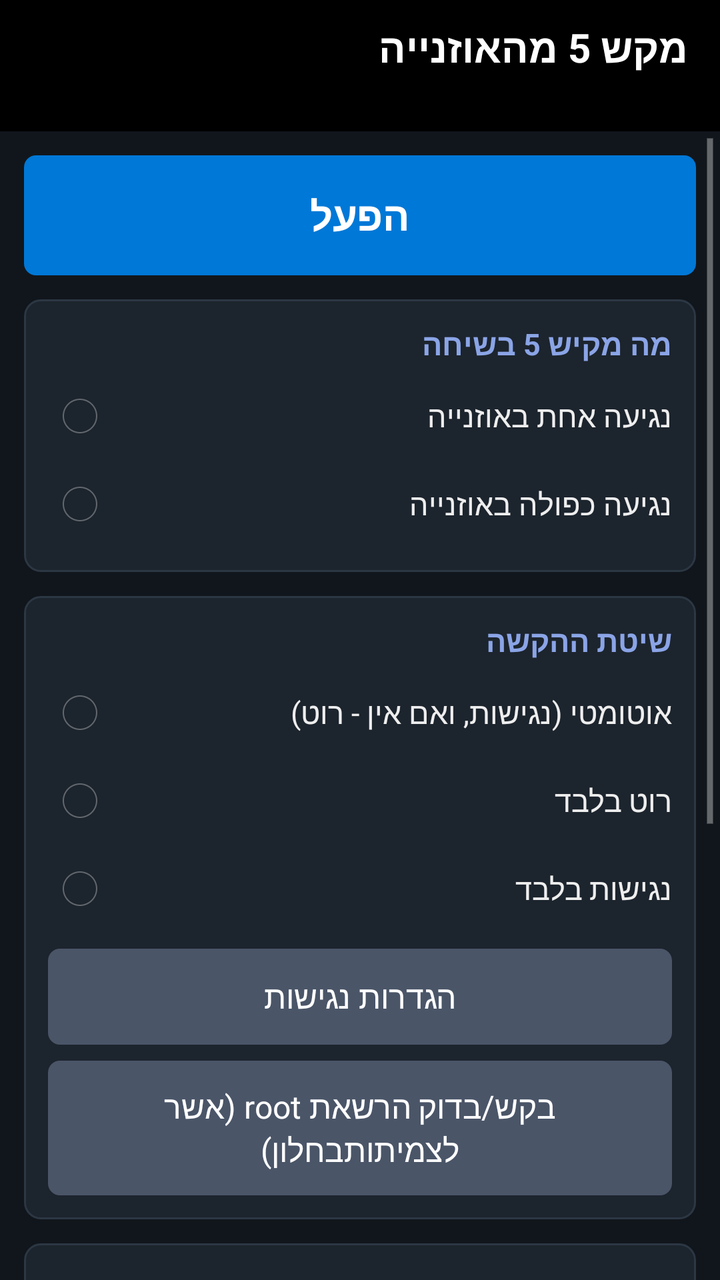
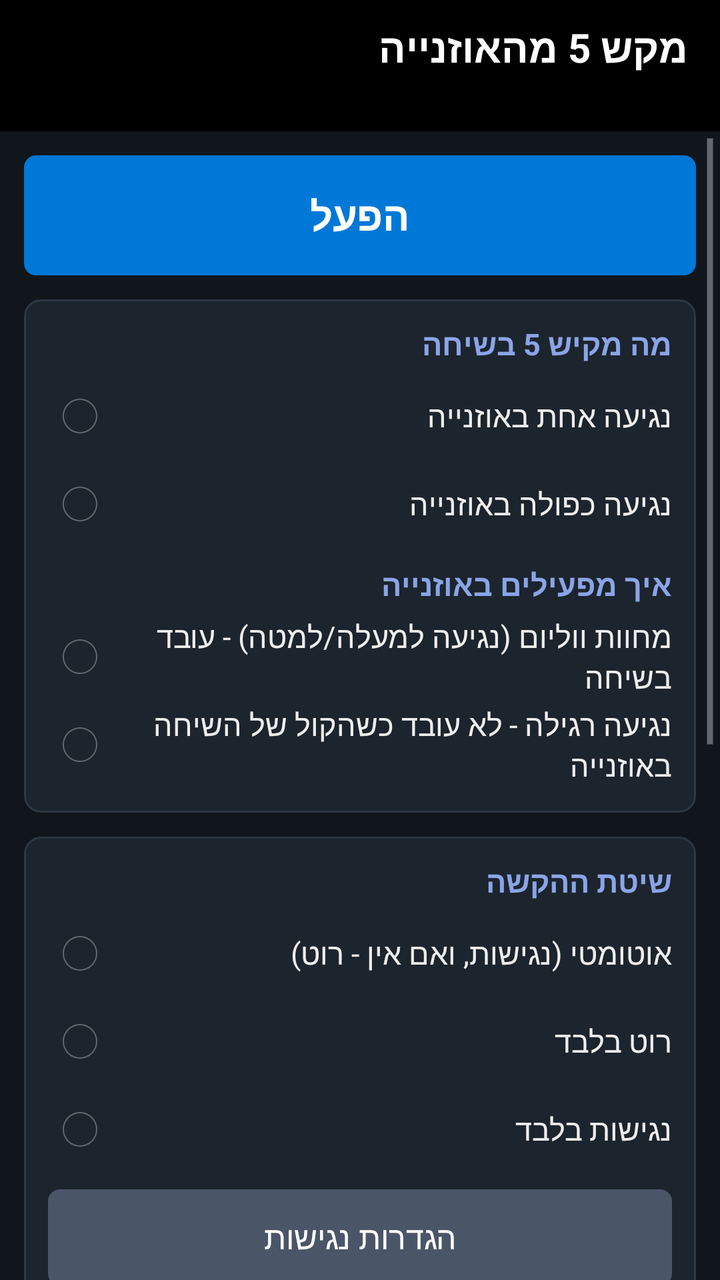

Two renders of the same Android screen: before a commit and after it. Below are the layout's source before the change and the commit's diff.
<!-- AndroidManifest.xml: application theme AppTheme -->
<!-- res/layout/activity_main.xml -->
<?xml version="1.0" encoding="utf-8"?>
<LinearLayout xmlns:android="http://schemas.android.com/apk/res/android"
    android:layout_width="match_parent"
    android:layout_height="match_parent"
    android:background="?attr/p5Bg"
    android:orientation="vertical">

    
    <LinearLayout
        android:layout_width="match_parent"
        android:layout_height="wrap_content"
        android:background="?attr/p5Header"
        android:orientation="vertical"
        android:paddingBottom="10dp"
        android:paddingLeft="16dp"
        android:paddingRight="16dp"
        android:paddingTop="10dp">

        <TextView
            android:layout_width="match_parent"
            android:layout_height="wrap_content"
            android:text="@string/app_name"
            android:textColor="@color/header_text"
            android:textSize="20sp"
            android:textStyle="bold" />

        <TextView
            android:id="@+id/tvStatus"
            android:layout_width="match_parent"
            android:layout_height="wrap_content"
            android:layout_marginTop="2dp"
            android:textColor="#CCFFFFFF"
            android:textSize="12sp" />
    </LinearLayout>

    <ScrollView
        android:layout_width="match_parent"
        android:layout_height="0dp"
        android:layout_weight="1"
        android:fillViewport="true">

        <LinearLayout
            android:layout_width="match_parent"
            android:layout_height="wrap_content"
            android:orientation="vertical"
            android:padding="12dp">

            
            <Button
                android:id="@+id/btnToggle"
                style="@style/ActionButton"
                android:layout_height="60dp"
                android:layout_marginTop="0dp"
                android:text="@string/btn_start"
                android:textSize="20sp"
                android:textStyle="bold">
                <requestFocus />
            </Button>

            
            <LinearLayout
                android:layout_width="match_parent"
                android:layout_height="wrap_content"
                android:layout_marginTop="12dp"
                android:background="?attr/p5Card"
                android:orientation="vertical"
                android:padding="12dp">

                <TextView
                    style="@style/SectionTitle"
                    android:text="@string/taps_title" />

                <RadioGroup
                    android:id="@+id/rgTaps"
                    android:layout_width="match_parent"
                    android:layout_height="wrap_content">

                    <RadioButton
                        android:id="@+id/rbTapsOne"
                        style="@style/OptionRow"
                        android:text="@string/taps_one" />

                    <RadioButton
                        android:id="@+id/rbTapsTwo"
                        style="@style/OptionRow"
                        android:text="@string/taps_two" />
                </RadioGroup>
            </LinearLayout>

            
            <LinearLayout
                android:layout_width="match_parent"
                android:layout_height="wrap_content"
                android:layout_marginTop="12dp"
                android:background="?attr/p5Card"
                android:orientation="vertical"
                android:padding="12dp">

                <TextView
                    style="@style/SectionTitle"
                    android:text="@string/method_title" />

                <RadioGroup
                    android:id="@+id/rgMethod"
                    android:layout_width="match_parent"
                    android:layout_height="wrap_content">

                    <RadioButton
                        android:id="@+id/rbAuto"
                        style="@style/OptionRow"
                        android:text="@string/method_auto" />

                    <RadioButton
                        android:id="@+id/rbRoot"
                        style="@style/OptionRow"
                        android:text="@string/method_root" />

                    <RadioButton
                        android:id="@+id/rbAccessibility"
                        style="@style/OptionRow"
                        android:text="@string/method_accessibility" />
                </RadioGroup>

                <Button
                    android:id="@+id/btnAccessibility"
                    style="@style/SecondaryButton"
                    android:text="@string/btn_accessibility" />

                <Button
                    android:id="@+id/btnRequestRoot"
                    style="@style/SecondaryButton"
                    android:text="@string/btn_request_root" />
            </LinearLayout>

            
            <LinearLayout
                android:layout_width="match_parent"
                android:layout_height="wrap_content"
                android:layout_marginTop="12dp"
                android:background="?attr/p5Card"
                android:orientation="vertical"
                android:padding="12dp">

                <TextView
                    style="@style/SectionTitle"
                    android:text="@string/options_title" />

                <CheckBox
                    android:id="@+id/cbHideNotif"
                    style="@style/OptionRow"
                    android:text="@string/hide_notification" />

            </LinearLayout>

            
            <LinearLayout
                android:layout_width="match_parent"
                android:layout_height="wrap_content"
                android:layout_marginTop="12dp"
                android:background="?attr/p5Card"
                android:orientation="vertical"
                android:padding="12dp">

                <TextView
                    style="@style/SectionTitle"
                    android:text="@string/log_title" />

                <Button
                    android:id="@+id/btnTestSend"
                    style="@style/SecondaryButton"
                    android:layout_marginTop="0dp"
                    android:text="@string/btn_test_send" />

                <Button
                    android:id="@+id/btnDiagHeadset"
                    style="@style/SecondaryButton"
                    android:text="@string/btn_diag_headset" />

                <LinearLayout
                    android:layout_width="match_parent"
                    android:layout_height="wrap_content"
                    android:orientation="horizontal">

                    <Button
                        android:id="@+id/btnRefreshLog"
                        style="@style/ActionButton"
                        android:layout_width="0dp"
                        android:layout_marginRight="4dp"
                        android:layout_weight="1"
                        android:text="@string/btn_refresh_log" />

                    <Button
                        android:id="@+id/btnClearLog"
                        style="@style/SecondaryButton"
                        android:layout_width="0dp"
                        android:layout_marginLeft="4dp"
                        android:layout_weight="1"
                        android:text="@string/btn_clear_log" />
                </LinearLayout>

                <TextView
                    android:id="@+id/tvLog"
                    android:layout_width="match_parent"
                    android:layout_height="wrap_content"
                    android:layout_marginTop="8dp"
                    android:textColor="?attr/p5TextSecondary"
                    android:textSize="12sp" />
            </LinearLayout>
        </LinearLayout>
    </ScrollView>
</LinearLayout>
<!-- resources referenced by this layout -->
<resources>
  <color name="header_text">#FFFFFFFF</color>
  <string name="app_name">מקש 5 מהאוזנייה</string>
  <string name="btn_accessibility">הגדרות נגישות</string>
  <string name="btn_clear_log">נקה יומן</string>
  <string name="btn_diag_headset">אבחון אוזנייה: האזנה 30 שניות (גם בלי שיחה)</string>
  <string name="btn_refresh_log">רענן יומן</string>
  <string name="btn_request_root">בקש/בדוק הרשאת root (אשר "לצמיתות" בחלון)</string>
  <string name="btn_start">הפעל</string>
  <string name="btn_test_send">בדיקה: הקש 5 בעוד 5 שניות (עבור למסך השיחה)</string>
  <string name="hide_notification">הסתר את ההתראה מסרגל המצב (ככל שהמערכת מאפשרת)</string>
  <string name="log_title">יומן אבחון</string>
  <string name="method_accessibility">נגישות בלבד</string>
  <string name="method_auto">אוטומטי (נגישות, ואם אין - רוט)</string>
  <string name="method_root">רוט בלבד</string>
  <string name="method_title">שיטת ההקשה</string>
  <string name="options_title">אפשרויות</string>
  <string name="taps_one">נגיעה אחת באוזנייה</string>
  <string name="taps_title">מה מקיש 5 בשיחה</string>
  <string name="taps_two">נגיעה כפולה באוזנייה</string>
  <style name="SecondaryButton" parent="ActionButton">
          <item name="android:background">@drawable/btn_secondary</item>
      </style>
  <style name="SectionTitle">
          <item name="android:layout_width">match_parent</item>
          <item name="android:layout_height">wrap_content</item>
          <item name="android:textColor">?attr/p5Accent</item>
          <item name="android:textSize">15sp</item>
          <item name="android:textStyle">bold</item>
          <item name="android:paddingBottom">4dp</item>
      </style>
  <color name="bg_night">#FF11161C</color>
  <color name="header_night">#FF000000</color>
  <color name="accent_blue_light">#FF8AA4E6</color>
  <color name="text_night">#FFEEEEEE</color>
  <color name="text_night_secondary">#FFBDBDBD</color>
  <!-- drawable card_night (drawable) -->
  <?xml version="1.0" encoding="utf-8"?>
  <shape xmlns:android="http://schemas.android.com/apk/res/android">
      <solid android:color="#FF1C242D" />
      <stroke android:width="1dp" android:color="#FF2C3744" />
      <corners android:radius="8dp" />
  </shape>
  <!-- drawable btn_primary_focus (drawable) -->
  <?xml version="1.0" encoding="utf-8"?>
  <shape xmlns:android="http://schemas.android.com/apk/res/android">
      <solid android:color="#FF005A9E" />
      <stroke android:width="3dp" android:color="#FF2E9E5B" />
      <corners android:radius="6dp" />
  </shape>
  <!-- drawable btn_primary_normal (drawable) -->
  <?xml version="1.0" encoding="utf-8"?>
  <shape xmlns:android="http://schemas.android.com/apk/res/android">
      <solid android:color="#FF0078D7" />
      <corners android:radius="6dp" />
  </shape>
  <!-- drawable option_focus (drawable) -->
  <?xml version="1.0" encoding="utf-8"?>
  <shape xmlns:android="http://schemas.android.com/apk/res/android">
      <solid android:color="#33304E9A" />
      <stroke android:width="2dp" android:color="#FF8AA4E6" />
      <corners android:radius="4dp" />
  </shape>
  <!-- drawable btn_secondary_focus (drawable) -->
  <?xml version="1.0" encoding="utf-8"?>
  <shape xmlns:android="http://schemas.android.com/apk/res/android">
      <solid android:color="#FF334155" />
      <stroke android:width="3dp" android:color="#FF8AA4E6" />
      <corners android:radius="6dp" />
  </shape>
  <!-- drawable btn_secondary_normal (drawable) -->
  <?xml version="1.0" encoding="utf-8"?>
  <shape xmlns:android="http://schemas.android.com/apk/res/android">
      <solid android:color="#FF4A5568" />
      <corners android:radius="6dp" />
  </shape>
  <!-- unchanged entries left out for length: 6 -->
</resources>

<!-- the commit's change to res/layout/activity_main.xml (unified diff, before → after) -->
@@ -85,6 +85,27 @@
                         style="@style/OptionRow"
                         android:text="@string/taps_two" />
                 </RadioGroup>
+
+                <TextView
+                    style="@style/SectionTitle"
+                    android:layout_marginTop="8dp"
+                    android:text="@string/trigger_title" />
+
+                <RadioGroup
+                    android:id="@+id/rgTrigger"
+                    android:layout_width="match_parent"
+                    android:layout_height="wrap_content">
+
+                    <RadioButton
+                        android:id="@+id/rbTrigVolume"
+                        style="@style/OptionRow"
+                        android:text="@string/trigger_volume" />
+
+                    <RadioButton
+                        android:id="@+id/rbTrigTap"
+                        style="@style/OptionRow"
+                        android:text="@string/trigger_tap" />
+                </RadioGroup>
             </LinearLayout>
 
             
<!-- resource entries referenced after the edit -->
@@ -19,6 +19,9 @@
   <string name="taps_one">נגיעה אחת באוזנייה</string>
   <string name="taps_title">מה מקיש 5 בשיחה</string>
   <string name="taps_two">נגיעה כפולה באוזנייה</string>
+  <string name="trigger_tap">נגיעה רגילה - לא עובד כשהקול של השיחה באוזנייה</string>
+  <string name="trigger_title">איך מפעילים באוזנייה</string>
+  <string name="trigger_volume">מחוות ווליום (נגיעה למעלה/למטה) - עובד בשיחה</string>
   <style name="SecondaryButton" parent="ActionButton">
           <item name="android:background">@drawable/btn_secondary</item>
       </style>
